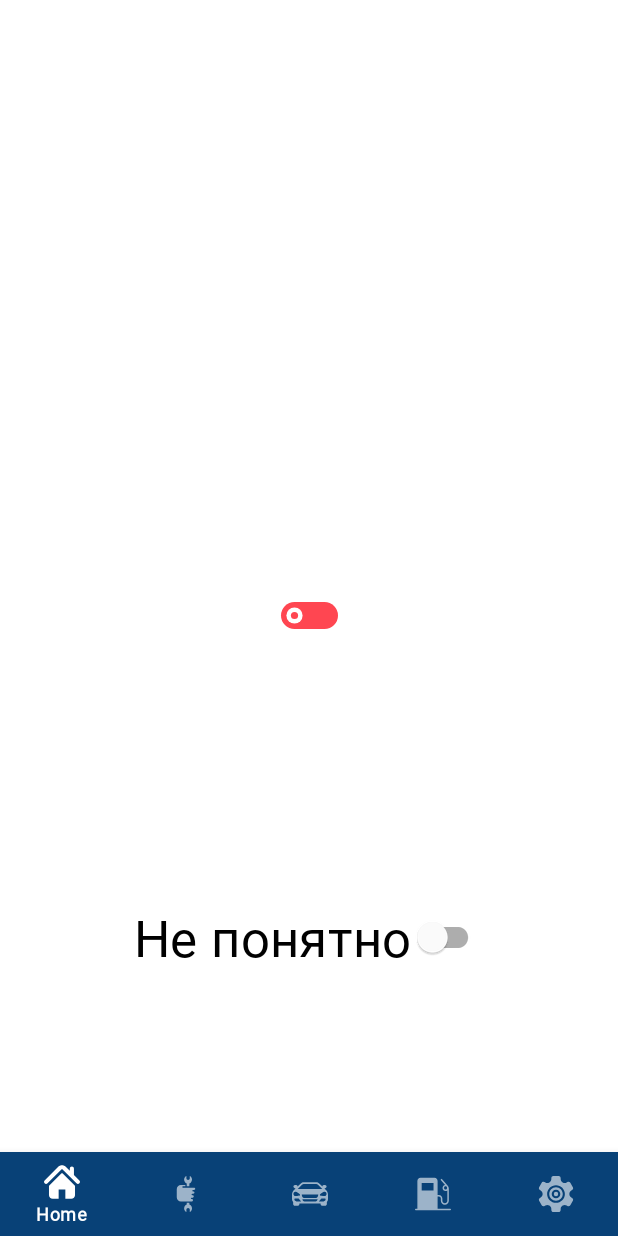
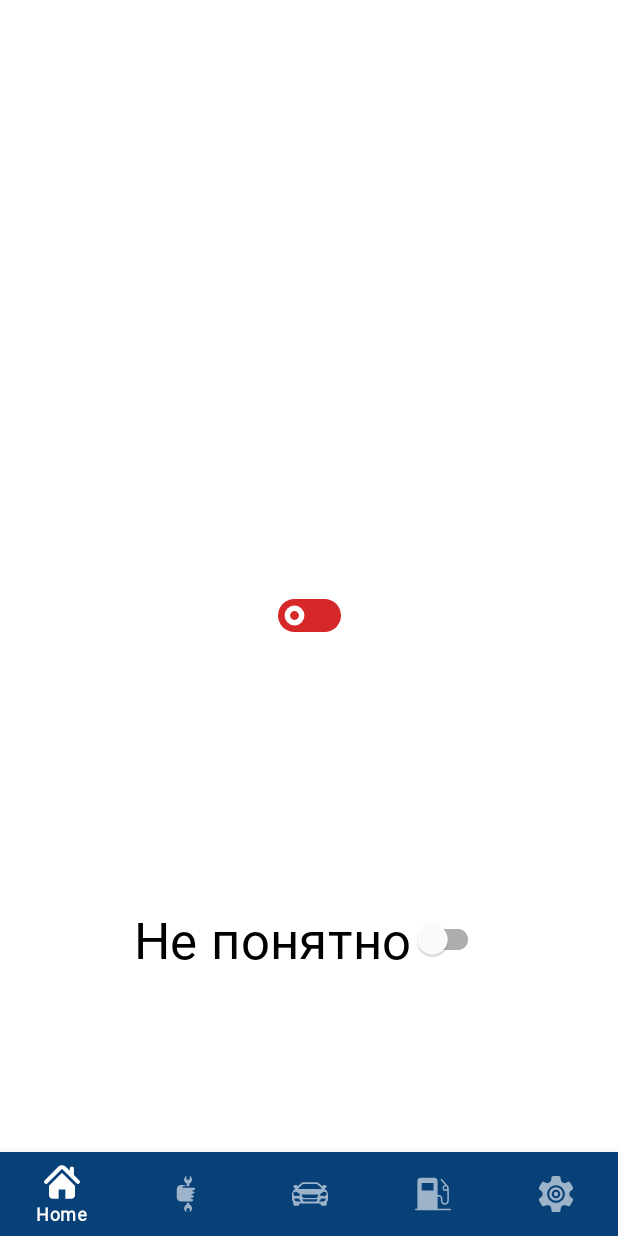
Before and after one commit to muramrr/MeDriver, an Android app: the screen it shows after launch (MainActivity), on a phone screen of 412 x 824 dp. Run offline under Robolectric (Android 15) with nearby library versions, the phone set to English and light mode, and no system bars; our stand-ins replace Dagger/Hilt's generated code, data binding; 1 statement that could not run was skipped.

Commit message:
size adjusted

```diff
--- a/app/src/main/java/com/mmdev/me/driver/presentation/ui/custom/components/Switcher.kt
+++ b/app/src/main/java/com/mmdev/me/driver/presentation/ui/custom/components/Switcher.kt
@@ -1,7 +1,7 @@
 /*
  * Created by Andrii Kovalchuk
  * Copyright (c) 2020. All rights reserved.
- * Last modified 28.07.20 21:01
+ * Last modified 29.07.20 15:53
  *
  * This Source Code Form is subject to the terms of the Mozilla Public
  * License, v. 2.0. If a copy of the MPL was not distributed with this
@@ -38,14 +38,14 @@ class Switcher @JvmOverloads constructor(
 	defStyleAttr: Int = 0) : View(context, attrs, defStyleAttr) {
 
 	companion object {
-		private const val SWITCHER_ANIMATION_DURATION = 800L
+		private const val SWITCHER_ANIMATION_DURATION = 600L
 		private const val COLOR_ANIMATION_DURATION = 300L
 		private const val TRANSLATE_ANIMATION_DURATION = 200L
 		private const val ON_CLICK_RADIUS_OFFSET = 2f
-		private const val BOUNCE_ANIM_AMPLITUDE_IN = 0.2
-		private const val BOUNCE_ANIM_AMPLITUDE_OUT = 0.15
-		private const val BOUNCE_ANIM_FREQUENCY_IN = 14.5
-		private const val BOUNCE_ANIM_FREQUENCY_OUT = 12.0
+		private const val BOUNCE_ANIM_AMPLITUDE_IN = 0.3
+		private const val BOUNCE_ANIM_AMPLITUDE_OUT = 0.2
+		private const val BOUNCE_ANIM_FREQUENCY_IN = 16.5
+		private const val BOUNCE_ANIM_FREQUENCY_OUT = 15.0
 
 		private const val STATE = "switch_state"
 		private const val KEY_CHECKED = "checked"
@@ -144,10 +144,10 @@ class Switcher @JvmOverloads constructor(
 		switchElevation = typedArray.getDimension(R.styleable.Switcher_elevation, 0f)
 
 		onColor = typedArray.getColor(R.styleable.Switcher_switcher_on_color,
-		                              Color.parseColor("#48ea8b"))
+		                              Color.parseColor("#48EA8B"))
 
 		offColor = typedArray.getColor(R.styleable.Switcher_switcher_off_color,
-		                               Color.parseColor("#ff4651"))
+		                               Color.parseColor("#d62828"))
 
 		iconColor = typedArray.getColor(R.styleable.Switcher_switcher_icon_color, Color.WHITE)
 
@@ -192,7 +192,7 @@ class Switcher @JvmOverloads constructor(
 
 		iconRadius = switcherCornerRadius * 0.6f
 		iconClipRadius = iconRadius / 2.25f
-		iconCollapsedWidth = iconRadius - iconClipRadius
+		iconCollapsedWidth = iconRadius - iconClipRadius / 2
 
 		iconHeight = iconRadius * 2f
 
--- a/app/src/main/res/values/dimens.xml
+++ b/app/src/main/res/values/dimens.xml
@@ -2,7 +2,7 @@
 <!--
   ~ Created by Andrii Kovalchuk
   ~ Copyright (c) 2020. All rights reserved.
-  ~ Last modified 28.07.20 17:23
+  ~ Last modified 29.07.20 15:33
   ~
   ~ This Source Code Form is subject to the terms of the Mozilla Public
   ~ License, v. 2.0. If a copy of the MPL was not distributed with this
@@ -11,6 +11,6 @@
 
 <resources>
 	<dimen name="switcher_elevation">4dp</dimen>
-	<dimen name="switcher_height">26dp</dimen>
-	<dimen name="switcher_width">46dp</dimen>
+	<dimen name="switcher_height">30dp</dimen>
+	<dimen name="switcher_width">50dp</dimen>
 </resources>
--- a/app/src/main/res/values/styles.xml
+++ b/app/src/main/res/values/styles.xml
@@ -1,7 +1,7 @@
 <!--
   ~ Created by Andrii Kovalchuk
   ~ Copyright (c) 2020. All rights reserved.
-  ~ Last modified 28.07.20 21:02
+  ~ Last modified 29.07.20 15:50
   ~
   ~ This Source Code Form is subject to the terms of the Mozilla Public
   ~ License, v. 2.0. If a copy of the MPL was not distributed with this
@@ -15,6 +15,8 @@
 	</style>
 
 	<style name="BaseSwitcher">
+		<item name="switcher_off_color">#d62828</item>
+		<item name="switcher_on_color">#1FF678</item>
 		<item name="switcher_width">@dimen/switcher_width</item>
 		<item name="switcher_height">@dimen/switcher_height</item>
 		<item name="elevation">@dimen/switcher_elevation</item>
```
